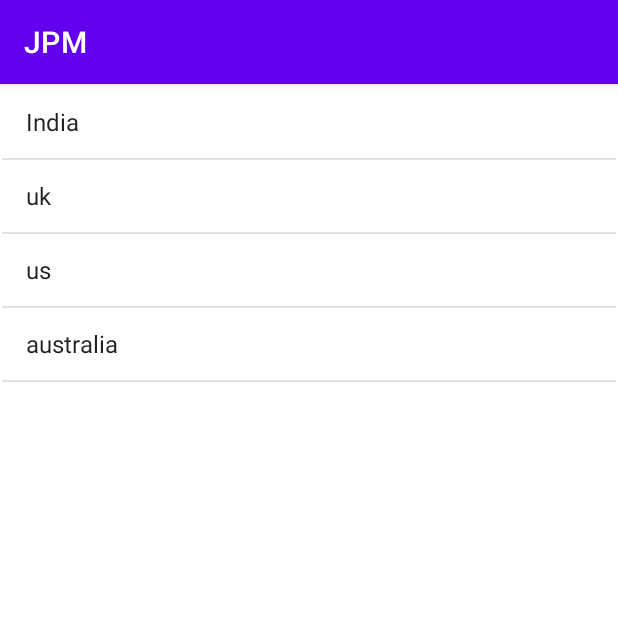
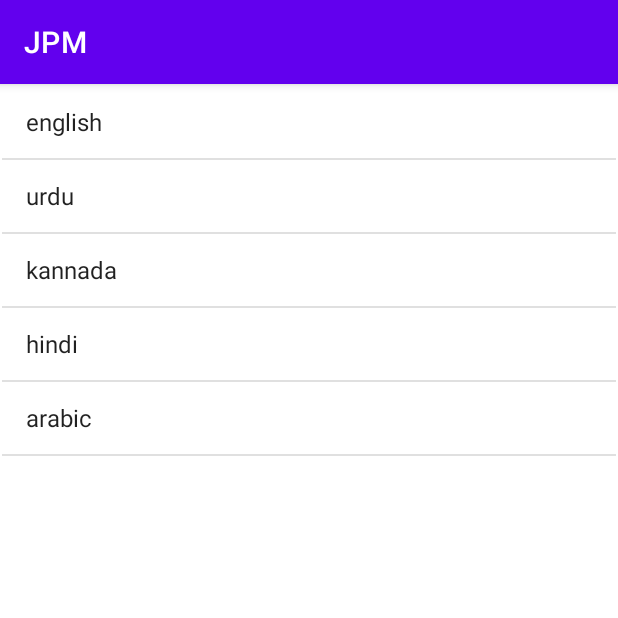
Before and after one commit to abdultanveer/Jpmorgan, an Android app: the screen it shows after launch (RecyclerActivity), on a phone screen of 412 x 824 dp, the top half of it. Run offline under Robolectric (Android 15) with nearby library versions, the phone set to English and light mode, and no system bars.

```diff
--- a/app/src/main/java/com/example/jpmorgan/recyclerview/RecyclerActivity.java
+++ b/app/src/main/java/com/example/jpmorgan/recyclerview/RecyclerActivity.java
@@ -3,14 +3,31 @@ package com.example.jpmorgan.recyclerview;
 import androidx.appcompat.app.AppCompatActivity;
 
 import android.os.Bundle;
+import android.widget.ArrayAdapter;
+import android.widget.ListView;
 
 import com.example.jpmorgan.R;
 
+import java.sql.Array;
+
 public class RecyclerActivity extends AppCompatActivity {
     String[] languages = {"english","urdu","kannada","hindi","arabic"};
+    ListView countListView;
+
     @Override
     protected void onCreate(Bundle savedInstanceState) {
         super.onCreate(savedInstanceState);
         setContentView(R.layout.activity_recycler);
+        countListView = findViewById(R.id.countrieslistview);
+    }
+
+    @Override
+    protected void onStart() {
+        super.onStart();
+        ArrayAdapter<String> adapter = new ArrayAdapter<>(this,
+                android.R.layout.simple_list_item_1, //layout is of each
+                android.R.id.text1, //textview of the above layout
+                languages);
+        countListView.setAdapter(adapter);
     }
 }
--- a/app/src/main/res/layout/activity_recycler.xml
+++ b/app/src/main/res/layout/activity_recycler.xml
@@ -8,7 +8,6 @@
 
     <ListView
         android:id="@+id/countrieslistview"
-        android:entries="@array/countries"
         android:layout_width="match_parent"
         android:layout_height="match_parent"
         android:layout_marginStart="1dp"
```
